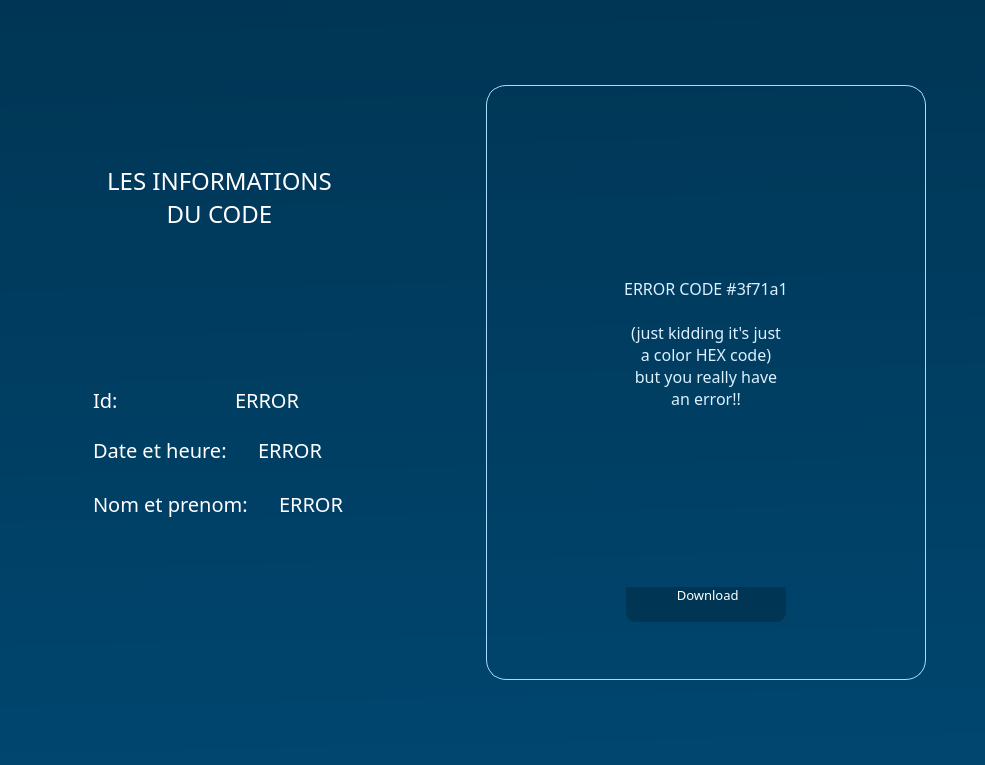
First picture: the form in menu.ui, repository MedAliBZ/Hoptimal, before the edit.
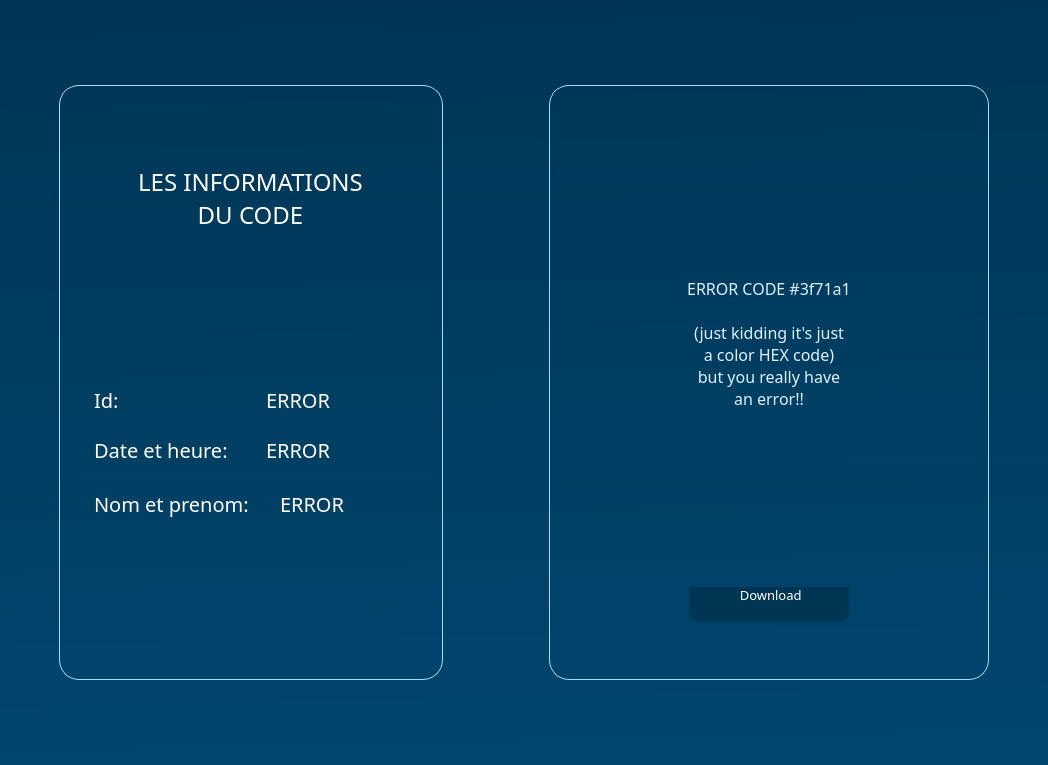
Second picture: the form after the edit. Icons and pictures are not drawn.

```diff
--- a/menu.ui
+++ b/menu.ui
@@ -6,7 +6,7 @@
    <rect>
     <x>0</x>
     <y>0</y>
-    <width>969</width>
+    <width>1048</width>
     <height>765</height>
    </rect>
   </property>
@@ -14376,6 +14376,7 @@
            <widget class="QFrame" name="informationsFrame">
             <property name="styleSheet">
              <string notr="true">QFrame{
+border:1px solid rgb(170, 218, 255);
 	margin:50%;
 	border-radius:20px;
 	padding: 10px;
```
